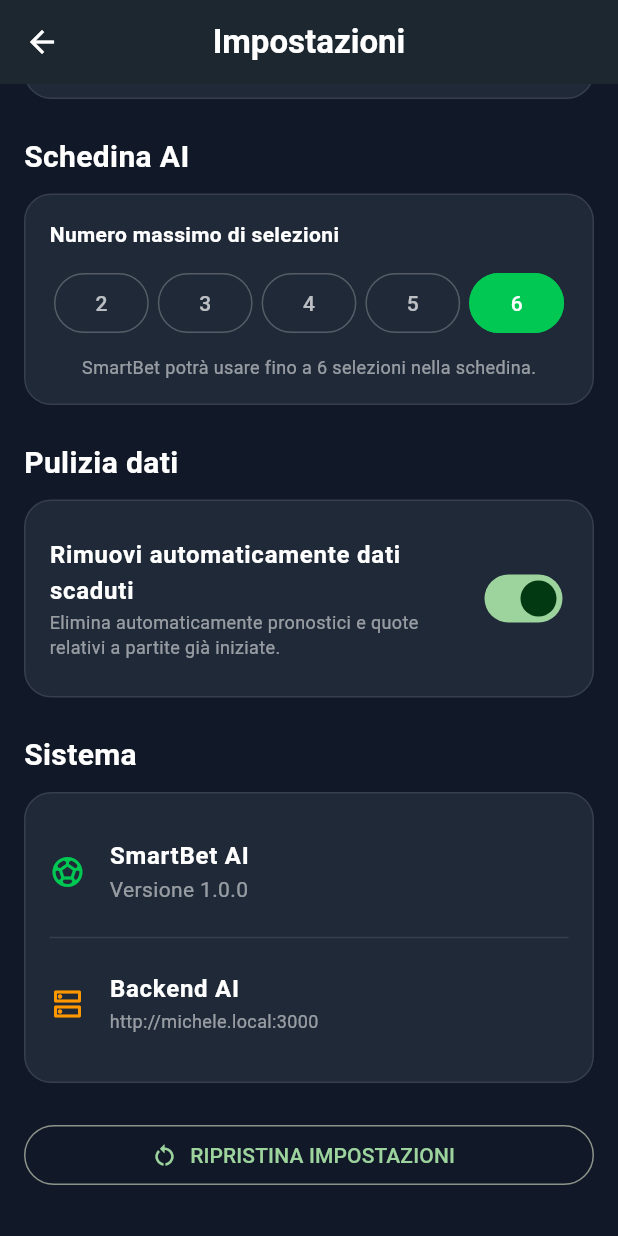
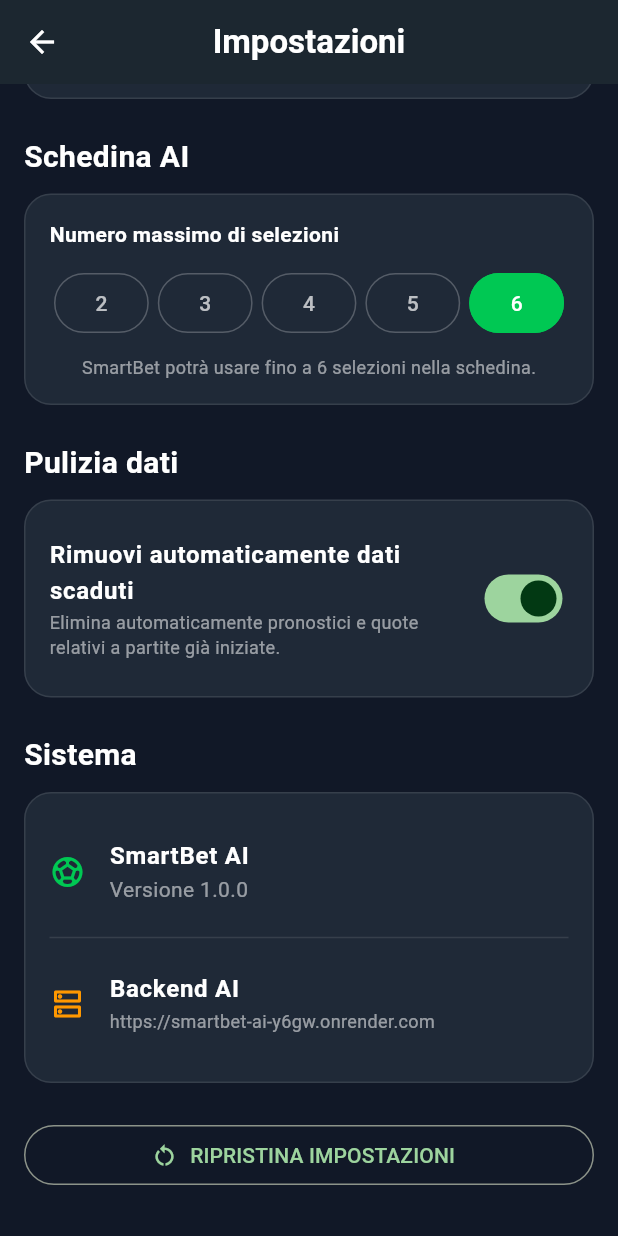
Before and after one commit to michelebarberi-ai/smartbet-ai, a Flutter app: the SettingsScreen screen opened directly, scrolled down 251 dp, on a phone screen of 412 x 824 dp. Run offline on Flutter 3.47's test engine with Material 3 defaults, Android fonts, the phone set to English and light mode, and no system bars; our stand-ins replace flutter_dotenv, shared_preferences; missing offline and left inert: shared_preferences_platform_interface; accounts and stored records are empty; network calls fail.

Commit message:
SmartBet AI Beta 1 with remote backend and final cleanup

```diff
--- a/lib/ai/statistics_engine.dart
+++ b/lib/ai/statistics_engine.dart
@@ -282,8 +282,6 @@
 
     final goal = (1.0 - homeZero - awayZero + bothZero).clamp(0.0, 1.0);
 
-    final noGoal = (1.0 - goal).clamp(0.0, 1.0);
-
     // ==========================================================
     // CONVERSIONE IN PERCENTUALI
     // ==========================================================
--- a/lib/screens/analysis_detail_screen.dart
+++ b/lib/screens/analysis_detail_screen.dart
@@ -521,7 +521,7 @@
       final cleaned = _cleanAiText(buffer.toString()).trim();
 
       if (cleaned.isNotEmpty) {
-        result[currentSection!] = cleaned;
+        result[currentSection] = cleaned;
       }
 
       buffer.clear();
--- a/lib/services/smartbet_ai_service.dart
+++ b/lib/services/smartbet_ai_service.dart
@@ -40,8 +40,7 @@
   // BACKEND
   // ============================================================
 
-  static const String backendUrl = 'http://michele.local:3000';
-
+  static const String backendUrl = 'https://smartbet-ai-y6gw.onrender.com';
   // ============================================================
   // ANALISI PARTITA
   // ============================================================
```
